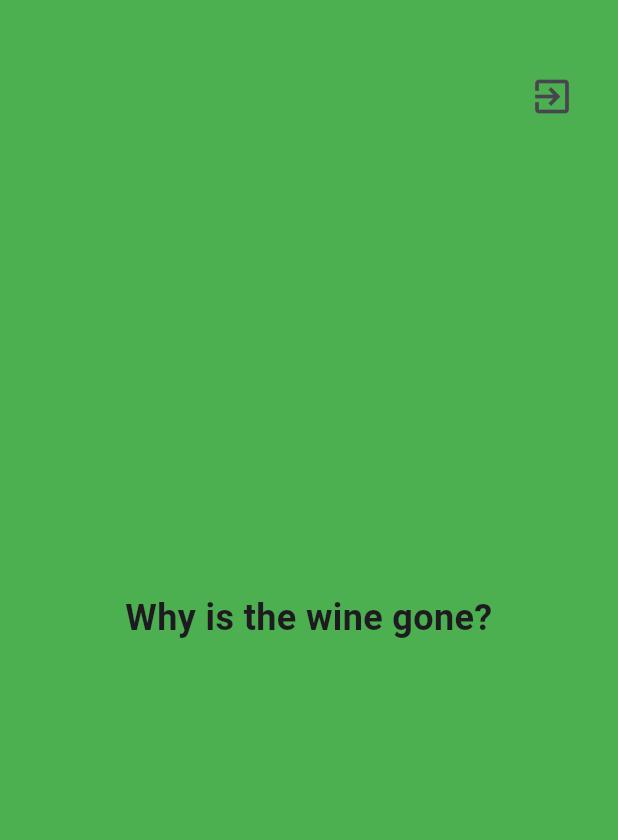
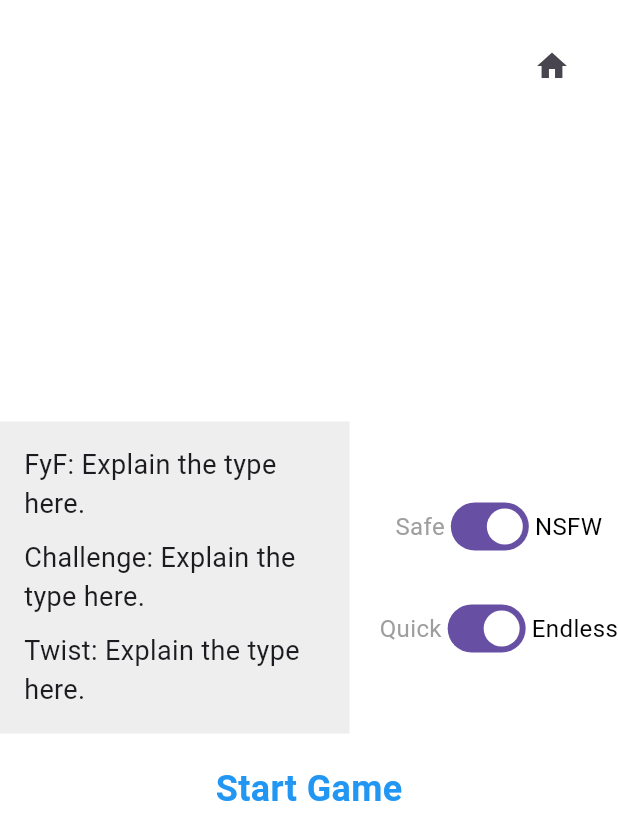
Before and after one commit to Chadders101/fyf, a Flutter app: the PhraseScreen screen opened by its route, on a phone screen of 412 x 824 dp. Shown: the top 840 px of the screen. Run offline on Flutter 3.47's test engine with Material 3 defaults, Android fonts, the phone set to English and light mode, and no system bars.

Commit message:
Added settings card to the start of the game Added sliders to enable/disable nsfw tagged cards. WIP - Adding sliders to allow games to run indefinitely, or only show cards once. WIP - adding explanation button to show what each card is for. General cleanup and bug removal of previous iteration.

```diff
--- a/assets/phrases.json
+++ b/assets/phrases.json
@@ -1,46 +1,57 @@
 [
   {
     "text": "I’m going to suck dick tomorrow",
-    "category": "FyF"
+    "category": "FyF",
+    "nsfw": true
   },
   {
     "text": "Why is the wine gone?",
-    "category": "FyF"
+    "category": "FyF",
+    "nsfw": false
   },
   {
     "text": "I wonder which century I’ll get laid",
-    "category": "FyF"
+    "category": "FyF",
+    "nsfw": true
   },
   {
     "text": "That’s kinda gay",
-    "category": "FyF"
+    "category": "FyF",
+    "nsfw": false
   },
   {
     "text": "I still haven’t completed last month’s homework",
-    "category": "FyF"
+    "category": "FyF",
+    "nsfw": false
   },
   {
     "text": "you have to stand on one foot, first to fall drinks",
-    "category": "Challenge"
+    "category": "Challenge",
+    "nsfw": false
   },
   {
     "text": "kiss the person to your left",
-    "category": "Challenge"
+    "category": "Challenge",
+    "nsfw": true
   },
   {
     "text": "fake an orgasm. most convincing one wins.",
-    "category": "Challenge"
+    "category": "Challenge",
+    "nsfw": true
   },
   {
     "text": "take turns slapping each others hands, first to give up loses",
-    "category": "Challenge"
+    "category": "Challenge",
+    "nsfw": false
   },
   {
     "text": "I’m not racist, but",
-    "category": "Loss"
+    "category": "Twist",
+    "nsfw": true
   },
   {
     "text": "Sing a song",
-    "category": "FyF"
+    "category": "FyF",
+    "nsfw": false
   }
 ]
--- a/lib/info_screen.dart
+++ b/lib/info_screen.dart
@@ -95,7 +95,7 @@ class _CardInfoScreenState extends State<CardInfoScreen> {
       case 'Challenge':
         backgroundColor = Colors.yellow;
         break;
-      case 'Loss':
+      case 'Twist':
         backgroundColor = Colors.blue;
         break;
       case 'FyF':
--- a/lib/phrase_screen.dart
+++ b/lib/phrase_screen.dart
@@ -2,10 +2,9 @@ import 'package:flutter/material.dart';
 import 'dart:convert';
 import 'dart:math';
 import 'package:flutter/services.dart' show rootBundle;
-import 'main_menu.dart';
 
 class PhraseScreen extends StatefulWidget {
-  const PhraseScreen({super.key});
+  const PhraseScreen({Key? key}) : super(key: key);
 
   @override
   _PhraseScreenState createState() => _PhraseScreenState();
@@ -13,9 +12,14 @@ class PhraseScreen extends StatefulWidget {
 
 class _PhraseScreenState extends State<PhraseScreen> {
   List<Phrase> phrases = [];
-  int currentIndex = 0;
+  List<int> shownPhrases = [];
+  int currentIndex = -1;
   final Random _random = Random();
-  List<int> shownIndices = [];
+  bool showExplanationOverlay = false;
+  String currentExplanationText = '';
+  String currentCardType = '';
+  bool nsfwEnabled = true;
+  bool endlessMode = true;
 
   @override
   void initState() {
@@ -29,55 +33,118 @@ class _PhraseScreenState extends State<PhraseScreen> {
       List<dynamic> jsonResult = json.decode(data);
       setState(() {
         phrases = jsonResult.map((e) => Phrase.fromJson(e)).toList();
-        phrases.shuffle(_random);
+        phrases.shuffle(_random); // Shuffle the list of phrases
+        _showExplanationCard(); // Show the explanation card first
       });
     } catch (e) {
-      print('Error loading JSON: $e');
+      print('Error loading JSON: $e'); // Error log
     }
+  }
+
+  void _showExplanationCard() {
+    setState(() {
+      currentIndex = -1; // -1 indicates the explanation card
+      currentCardType = 'Explanation';
+    });
+  }
+
+  void _showPhrase(int index) {
+    setState(() {
+      currentIndex = index;
+      if (!shownPhrases.contains(index)) {
+        shownPhrases.add(index); // Add to shownPhrases if not already added
+      }
+      currentCardType = phrases[currentIndex].category;
+    });
   }
 
   void _nextPhrase() {
     setState(() {
-      if (shownIndices.length == phrases.length) {
-        shownIndices.clear();
-      }
-      int nextIndex;
-      do {
-        nextIndex = _random.nextInt(phrases.length);
-      } while (shownIndices.contains(nextIndex));
-      currentIndex = nextIndex;
-      shownIndices.add(currentIndex);
+      currentIndex = (currentIndex + 1) % phrases.length;
+      _showPhrase(currentIndex);
     });
   }
 
-  void _showQuitConfirmation() {
+  void _previousPhrase() {
+    setState(() {
+      if (currentIndex > 0) {
+        int previousIndex = shownPhrases.indexOf(currentIndex) - 1;
+        if (previousIndex >= 0) {
+          currentIndex = shownPhrases[previousIndex];
+        } else {
+          currentIndex = shownPhrases.first;
+        }
+        _showPhrase(currentIndex);
+      }
+    });
+  }
+
+  void _showExplanationOverlay(String text) {
+    setState(() {
+      currentExplanationText = text;
+      showExplanationOverlay = true;
+    });
+  }
+
+  void _hideExplanationOverlay() {
+    setState(() {
+      showExplanationOverlay = false;
+    });
+  }
+
+  void _confirmExit() {
     showDialog(
       context: context,
-      builder: (context) {
+      builder: (BuildContext context) {
         return AlertDialog(
-          title: const Text('Quit Game'),
-          content: const Text('Are you sure you want to quit the game?'),
-          actions: [
+          title: Text('Confirm Exit'),
+          content: Text('Are you sure you want to return to the main menu?'),
+          actions: <Widget>[
             TextButton(
+              child: Text('Cancel'),
               onPressed: () {
-                Navigator.pop(context);
+                Navigator.of(context).pop();
               },
-              child: const Text('Cancel'),
             ),
             TextButton(
+              child: Text('Confirm'),
               onPressed: () {
-                Navigator.pushAndRemoveUntil(
-                  context,
-                  MaterialPageRoute(builder: (context) => const MainMenu()),
-                      (route) => false,
-                );
+                Navigator.of(context).pop();
+                Navigator.of(context).pushReplacementNamed('/');
               },
-              child: const Text('Quit'),
             ),
           ],
         );
       },
     );
+  }
+
+  void _toggleNSFW(bool value) {
+    setState(() {
+      nsfwEnabled = value;
+      if (!nsfwEnabled) {
+        _filterNSFW();
+      } else {
+        _loadPhrases();
+      }
+    });
+  }
+
+  void _filterNSFW() {
+    setState(() {
+      phrases = phrases.where((phrase) => !phrase.nsfw).toList();
+      shownPhrases.clear(); // Clear shownPhrases to reset the game
+    });
+  }
+
+  void _toggleEndlessMode(bool value) {
+    setState(() {
+      endlessMode = value;
+    });
+  }
+
+  void _startGame() {
+    _nextPhrase();
   }
 
   @override
@@ -90,33 +157,57 @@ class _PhraseScreenState extends State<PhraseScreen> {
       );
     }
 
-    Phrase currentPhrase = phrases[currentIndex];
+    String displayedText;
     Color backgroundColor;
 
+    if (currentIndex == -1) {
+      displayedText = ''; // No text on the explanation card
+      backgroundColor = Colors.white;
+    } else {
+      Phrase currentPhrase = phrases[currentIndex];
+      displayedText = currentPhrase.text;
       switch (currentPhrase.category) {
         case 'Challenge':
           backgroundColor = Colors.yellow;
+          currentExplanationText = 'Challenge: Explain the type here.';
           break;
-      case 'Loss':
+        case 'Twist': // Updated from 'Loss' to 'Twist'
           backgroundColor = Colors.blue;
+          currentExplanationText = 'Twist: Explain the type here.';
           break;
         case 'FyF':
           backgroundColor = Colors.green;
+          currentExplanationText = 'FyF: Explain the type here.';
           break;
         default:
           backgroundColor = Colors.white;
+          currentExplanationText = 'Default: Explain the type here.';
+      }
     }
 
     return Scaffold(
       body: Stack(
         children: [
           GestureDetector(
-            onTap: _nextPhrase,
+            onTapUp: (details) {
+              if (showExplanationOverlay) {
+                _hideExplanationOverlay();
+                return;
+              }
+              final screenWidth = MediaQuery.of(context).size.width;
+              if (details.globalPosition.dx < screenWidth / 2) {
+                _previousPhrase();
+              } else {
+                _nextPhrase();
+              }
+            },
             child: Container(
               color: backgroundColor,
               child: Center(
-                child: Text(
-                  currentPhrase.text,
+                child: currentIndex == -1
+                    ? _buildExplanationCard()
+                    : Text(
+                  displayedText,
                   style: const TextStyle(fontSize: 24.0, fontWeight: FontWeight.bold),
                   textAlign: TextAlign.center,
                 ),
@@ -124,15 +215,105 @@ class _PhraseScreenState extends State<PhraseScreen> {
             ),
           ),
           Positioned(
-            top: 40,
+            top: 20,
             right: 20,
             child: IconButton(
-              icon: const Icon(Icons.exit_to_app, size: 30),
-              onPressed: _showQuitConfirmation,
+              icon: Icon(Icons.home),
+              onPressed: _confirmExit,
+            ),
+          ),
+          if (showExplanationOverlay)
+            Positioned(
+              top: 0,
+              left: 0,
+              bottom: 0,
+              child: GestureDetector(
+                onTap: _hideExplanationOverlay,
+                child: Container(
+                  width: MediaQuery.of(context).size.width / 3,
+                  color: Colors.grey.withOpacity(0.9),
+                  child: Padding(
+                    padding: const EdgeInsets.all(20.0),
+                    child: Text(
+                      currentExplanationText,
+                      style: const TextStyle(fontSize: 18.0, color: Colors.white),
+                      textAlign: TextAlign.left,
+                    ),
+                  ),
+                ),
               ),
             ),
         ],
       ),
+    );
+  }
+
+  Widget _buildExplanationCard() {
+    return Column(
+      mainAxisAlignment: MainAxisAlignment.center,
+      children: [
+        Row(
+          children: [
+            Expanded(
+              child: Container(
+                padding: EdgeInsets.all(16.0),
+                color: Colors.grey[200],
+                child: Column(
+                  crossAxisAlignment: CrossAxisAlignment.start,
+                  children: [
+                    Text('FyF: Explain the type here.', style: TextStyle(fontSize: 18.0)),
+                    SizedBox(height: 10.0),
+                    Text('Challenge: Explain the type here.', style: TextStyle(fontSize: 18.0)),
+                    SizedBox(height: 10.0),
+                    Text('Twist: Explain the type here.', style: TextStyle(fontSize: 18.0)), // Updated from 'Loss' to 'Twist'
+                  ],
+                ),
+              ),
+            ),
+            SizedBox(width: 20.0),
+            Column(
+              children: [
+                _buildToggleSwitch('NSFW', nsfwEnabled, (value) => _toggleNSFW(value)),
+                SizedBox(height: 20.0),
+                _buildToggleSwitch('Endless', endlessMode, (value) => _toggleEndlessMode(value)),
+              ],
+            ),
+          ],
+        ),
+        SizedBox(height: 20.0),
+        GestureDetector(
+          onTap: _startGame,
+          child: Text(
+            'Start Game',
+            style: TextStyle(fontSize: 24.0, color: Colors.blue, fontWeight: FontWeight.bold),
+          ),
+        ),
+      ],
+    );
+  }
+
+  Widget _buildToggleSwitch(String label, bool value, Function(bool) onChanged) {
+    return Row(
+      children: [
+        Text(
+          label == 'NSFW' ? 'Safe' : 'Quick',
+          style: TextStyle(
+            color: value ? Colors.grey : Colors.black,
+            fontSize: 16.0,
+          ),
+        ),
+        Switch(
+          value: value,
+          onChanged: onChanged,
+        ),
+        Text(
+          label,
+          style: TextStyle(
+            color: value ? Colors.black : Colors.grey,
+            fontSize: 16.0,
+          ),
+        ),
+      ],
     );
   }
 }
@@ -140,18 +321,20 @@ class _PhraseScreenState extends State<PhraseScreen> {
 class Phrase {
   final String text;
   final String category;
+  final bool nsfw;
 
-  Phrase({required this.text, required this.category});
+  Phrase({required this.text, required this.category, required this.nsfw});
 
   factory Phrase.fromJson(Map<String, dynamic> json) {
     return Phrase(
       text: json['text'],
       category: json['category'],
+      nsfw: json['nsfw'] ?? false,
     );
   }
 
   @override
   String toString() {
-    return 'Phrase{text: $text, category: $category}';
+    return 'Phrase{text: $text, category: $category, nsfw: $nsfw}';
   }
 }
```
Lines whose indentation alone changed are shown as unchanged.
